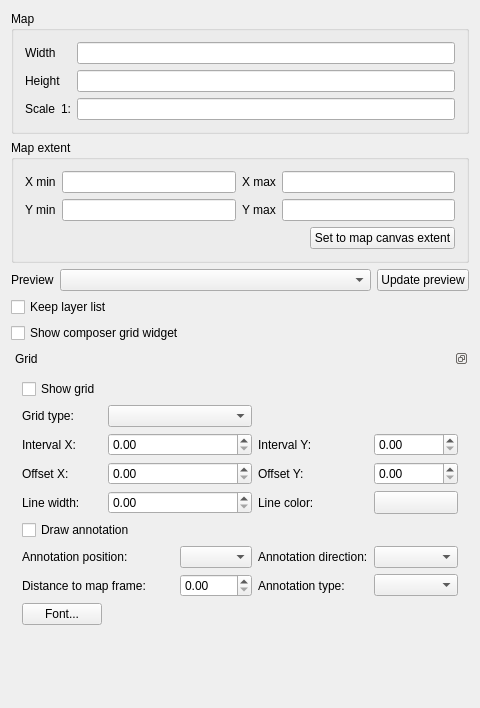
Old version of the form qgis/src/ui/qgscomposermapwidgetbase.ui in the repository sourcepole/qgis.
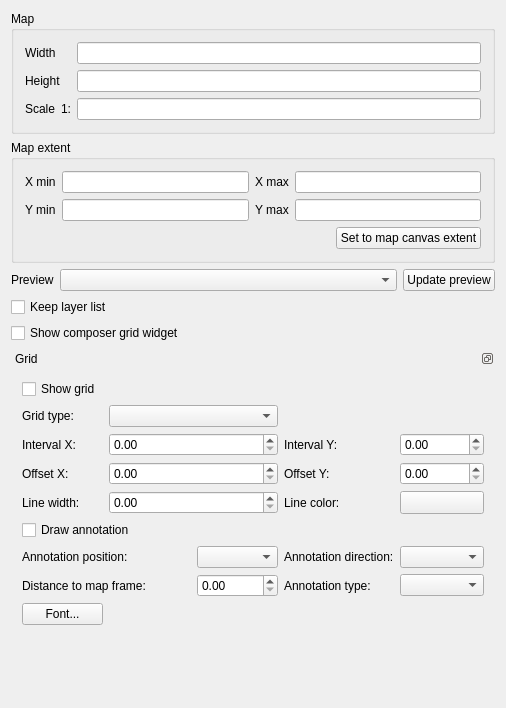
New version of the form. Custom widgets are drawn as their Qt base class.

Patch:
```diff
--- a/qgis/src/ui/qgscomposermapwidgetbase.ui
+++ b/qgis/src/ui/qgscomposermapwidgetbase.ui
@@ -1,12 +1,12 @@
 <?xml version="1.0" encoding="UTF-8"?>
 <ui version="4.0">
  <class>QgsComposerMapWidgetBase</class>
- <widget class="QWidget" name="QgsComposerMapWidgetBase">
-  <property name="geometry">
+ <widget class="QWidget" name="QgsComposerMapWidgetBase" >
+  <property name="geometry" >
    <rect>
     <x>0</x>
     <y>0</y>
-    <width>472</width>
+    <width>506</width>
     <height>708</height>
    </rect>
   </property>
@@ -272,10 +272,10 @@
          </property>
         </widget>
        </item>
-       <item row="2" column="1" colspan="2">
-        <widget class="QDoubleSpinBox" name="mIntervalXSpinBox">
-         <property name="maximum">
-          <double>999999.000000000000000</double>
+       <item row="2" column="1" colspan="2" >
+        <widget class="QDoubleSpinBox" name="mIntervalXSpinBox" >
+         <property name="maximum" >
+          <double>99999999.000000000000000</double>
          </property>
         </widget>
        </item>
@@ -286,10 +286,10 @@
          </property>
         </widget>
        </item>
-       <item row="2" column="4">
-        <widget class="QDoubleSpinBox" name="mIntervalYSpinBox">
-         <property name="maximum">
-          <double>9999999.000000000000000</double>
+       <item row="2" column="4" >
+        <widget class="QDoubleSpinBox" name="mIntervalYSpinBox" >
+         <property name="maximum" >
+          <double>99999999.000000000000000</double>
          </property>
         </widget>
        </item>
@@ -427,7 +427,7 @@
    </item>
   </layout>
  </widget>
- <layoutdefault spacing="6" margin="11"/>
+ <layoutdefault spacing="6" margin="11" />
  <customwidgets>
   <customwidget>
    <class>QgsColorButton</class>
```
Left out of the diff: 327 changed lines with no effect on the pictures.
